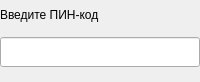
The window that MyPassKeeper/dialogpin.ui (r0ka-op/-cryptographic) describes before a commit, drawn with Qt 5.
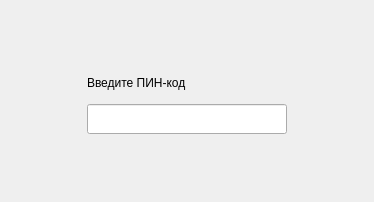
The same window after the commit.

```diff
--- a/MyPassKeeper/dialogpin.ui
+++ b/MyPassKeeper/dialogpin.ui
@@ -6,22 +6,29 @@
    <rect>
     <x>0</x>
     <y>0</y>
-    <width>200</width>
-    <height>82</height>
+    <width>374</width>
+    <height>202</height>
    </rect>
   </property>
   <property name="windowTitle">
    <string>Dialog</string>
   </property>
+  <layout class="QGridLayout" name="gridLayout">
+   <item row="0" column="1">
+    <spacer name="verticalSpacer">
+     <property name="orientation">
+      <enum>Qt::Vertical</enum>
+     </property>
+     <property name="sizeHint" stdset="0">
+      <size>
+       <width>20</width>
+       <height>47</height>
+      </size>
+     </property>
+    </spacer>
+   </item>
+   <item row="1" column="1" colspan="2">
   <widget class="QLabel" name="label">
-   <property name="geometry">
-    <rect>
-     <x>0</x>
-     <y>0</y>
-     <width>200</width>
-     <height>30</height>
-    </rect>
-   </property>
    <property name="minimumSize">
     <size>
      <width>200</width>
@@ -38,15 +45,22 @@
     <string>Введите ПИН-код</string>
    </property>
   </widget>
+   </item>
+   <item row="2" column="0">
+    <spacer name="horizontalSpacer_2">
+     <property name="orientation">
+      <enum>Qt::Horizontal</enum>
+     </property>
+     <property name="sizeHint" stdset="0">
+      <size>
+       <width>66</width>
+       <height>20</height>
+      </size>
+     </property>
+    </spacer>
+   </item>
+   <item row="2" column="1" colspan="2">
   <widget class="QLineEdit" name="passwordLineEdit">
-   <property name="geometry">
-    <rect>
-     <x>0</x>
-     <y>37</y>
-     <width>200</width>
-     <height>30</height>
-    </rect>
-   </property>
    <property name="minimumSize">
     <size>
      <width>200</width>
@@ -63,6 +77,34 @@
     <enum>QLineEdit::Password</enum>
    </property>
   </widget>
+   </item>
+   <item row="2" column="3">
+    <spacer name="horizontalSpacer">
+     <property name="orientation">
+      <enum>Qt::Horizontal</enum>
+     </property>
+     <property name="sizeHint" stdset="0">
+      <size>
+       <width>66</width>
+       <height>20</height>
+      </size>
+     </property>
+    </spacer>
+   </item>
+   <item row="3" column="2">
+    <spacer name="verticalSpacer_2">
+     <property name="orientation">
+      <enum>Qt::Vertical</enum>
+     </property>
+     <property name="sizeHint" stdset="0">
+      <size>
+       <width>20</width>
+       <height>46</height>
+      </size>
+     </property>
+    </spacer>
+   </item>
+  </layout>
  </widget>
  <resources/>
  <connections/>
```
Lines whose indentation alone changed are shown as unchanged.
